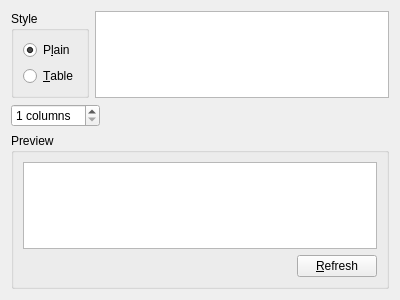
The window that plugins/exp-plaintext/plaintextexportwidget.ui (martin-kudlicka/vocabulary-master) describes before a commit, drawn with Qt 5.
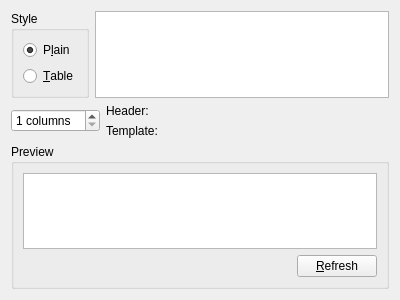
The same window after the commit. The open tabs and pages were chosen to show the change.

```diff
--- a/plugins/exp-plaintext/plaintextexportwidget.ui
+++ b/plugins/exp-plaintext/plaintextexportwidget.ui
@@ -154,7 +154,22 @@
           </widget>
          </item>
          <item>
-          <layout class="QGridLayout" name="qglTableColumns"/>
+          <layout class="QGridLayout" name="qglTableColumns">
+           <item row="0" column="0">
+            <widget class="QLabel" name="label_2">
+             <property name="text">
+              <string>Header:</string>
+             </property>
+            </widget>
+           </item>
+           <item row="1" column="0">
+            <widget class="QLabel" name="label_3">
+             <property name="text">
+              <string>Template:</string>
+             </property>
+            </widget>
+           </item>
+          </layout>
          </item>
          <item>
           <spacer name="horizontalSpacer_3">
```
Left out of the diff: 2 changed lines with no effect on the pictures.
